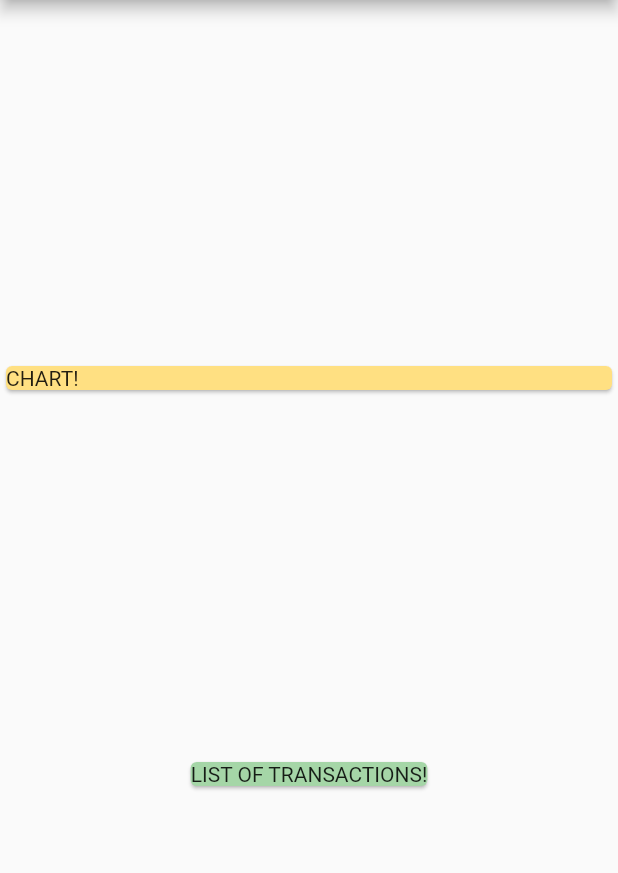
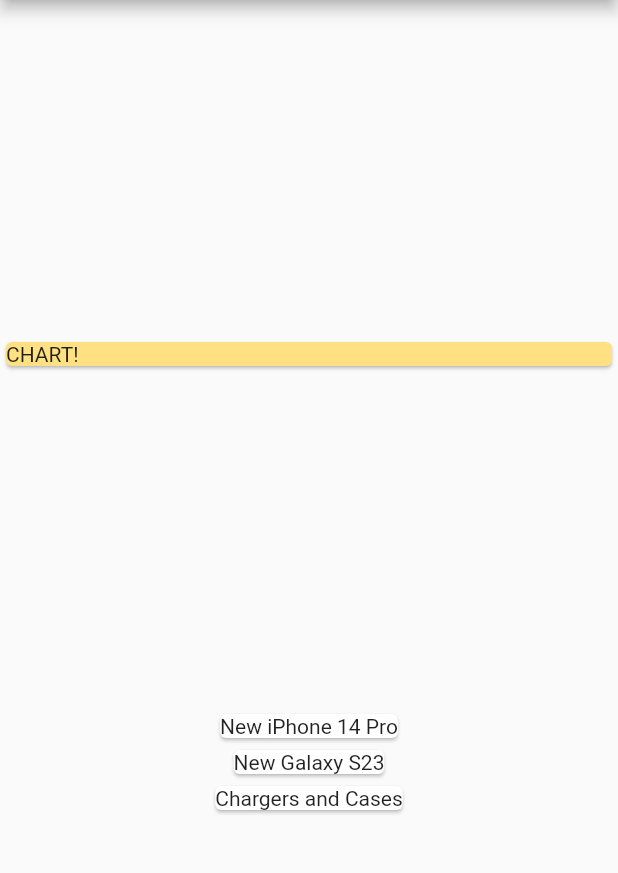
Before and after one commit to BrushankPatra/genesis, a Flutter app: the screen it shows after launch, on a phone screen of 412 x 824 dp, the part 84-957 px from its top. Run offline on Flutter 3.47's test engine with Material 2 defaults, Android fonts, the phone set to English and light mode, and no system bars.

Commit message:
transactions titles displayed in place of transactions list placeholder

```diff
--- a/lib/main.dart
+++ b/lib/main.dart
@@ -53,11 +53,10 @@ class MyHomePage extends StatelessWidget {
               child: Text("CHART!"),
             ),
           ),
-          Container(
-            child: Card(
-              color: Colors.green[200],
-              child: Text("LIST OF TRANSACTIONS!"),
-            ),
+          Column(
+            children: transactions.map((txn) {
+              return Card(child: Text(txn.title));
+            }).toList(),
           ),
         ],
       ),
```
